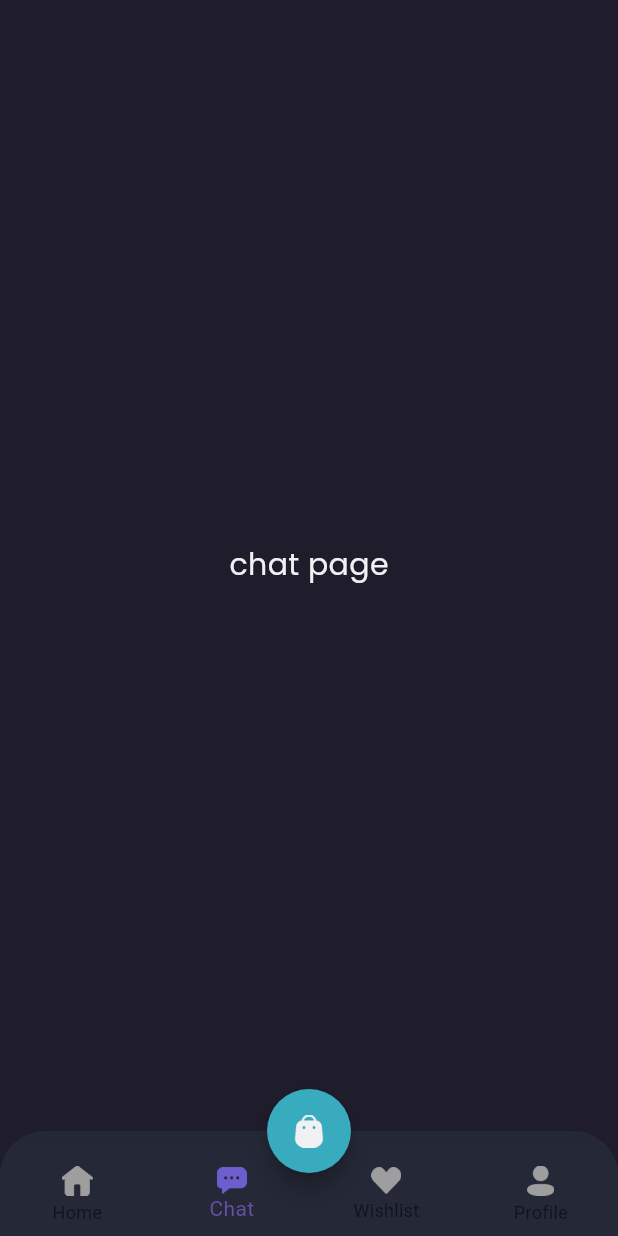
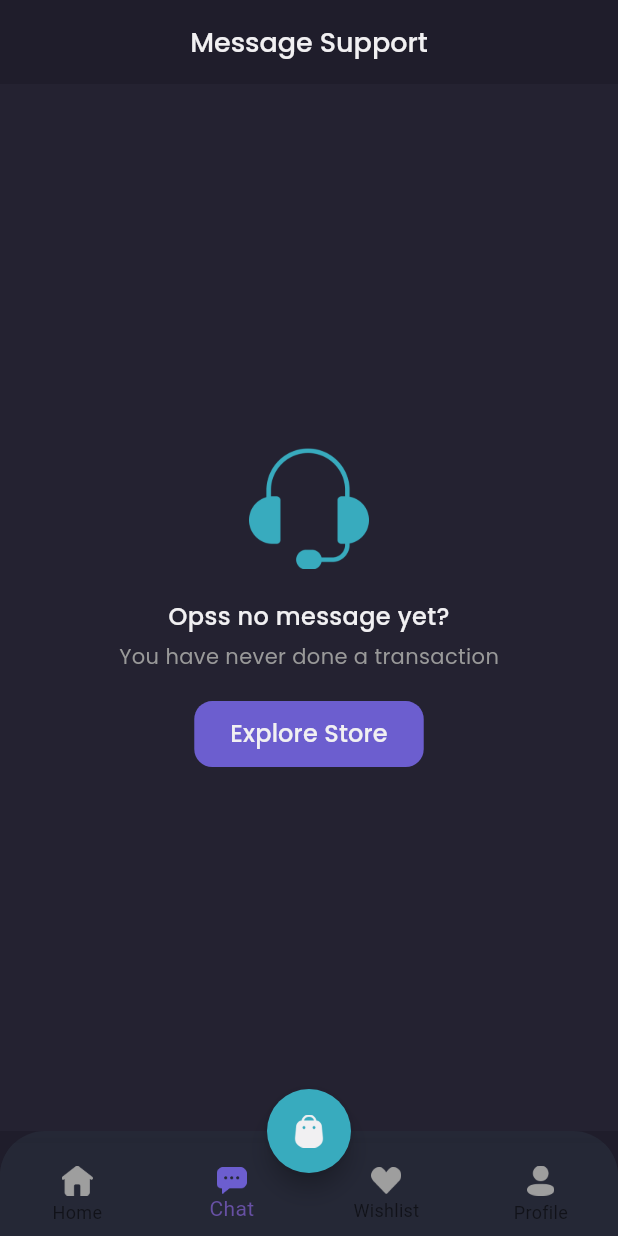
Before and after one commit to Samsulmaarif01/Shamo-Flutter-App, a Flutter app: the MainPage screen opened by its route, item 2 of the bottom bar chosen, on a phone screen of 412 x 824 dp. Run offline on Flutter 3.47's test engine with Material 3 defaults, Android fonts, the phone set to English and light mode, and no system bars; our stand-ins replace google_fonts.

Commit message:
feat(chat_page): Add Content

```diff
--- a/lib/pages/home/chat_page.dart
+++ b/lib/pages/home/chat_page.dart
@@ -1,12 +1,93 @@
 import 'package:flutter/material.dart';
 import 'package:shamo/theme.dart';
+
 class ChatPage extends StatelessWidget {
   const ChatPage({super.key});
 
   @override
   Widget build(BuildContext context) {
-    return Center(
-      child: Text('chat page', style: primaryTextStyle.copyWith(fontSize: 20),),
+    Widget header() {
+      return AppBar(
+        backgroundColor: backgroundColor1,
+        centerTitle: true,
+        title: Text(
+          'Message Support',
+          style: primaryTextStyle.copyWith(
+            fontSize: 18,
+            fontWeight: medium,
+          ),
+        ),
+        elevation: 0,
+        automaticallyImplyLeading: false,
+      );
+    }
+
+    Widget content() {
+      return Expanded(
+        child: Container(
+          width: double.infinity,
+          color: backgroundColor3,
+          child: Column(
+            mainAxisAlignment: MainAxisAlignment.center,
+            children: [
+              Image.asset(
+                'assets/Headset.png',
+                width: 80,
+              ),
+              const SizedBox(
+                height: 20,
+              ),
+              Text(
+                'Opss no message yet?',
+                style: primaryTextStyle.copyWith(
+                  fontSize: 16,
+                  fontWeight: medium,
+                ),
+              ),
+              const SizedBox(
+                height: 5,
+              ),
+              Text(
+                'You have never done a transaction',
+                style: secondaryTextStyle,
+              ),
+              const SizedBox(
+                height: 20,
+              ),
+              SizedBox(
+                height: 44,
+                child: TextButton(
+                  style: TextButton.styleFrom(
+                    padding: const EdgeInsets.symmetric(
+                      horizontal: 24,
+                      vertical: 10,
+                    ),
+                    backgroundColor: primaryColor,
+                    shape: RoundedRectangleBorder(
+                      borderRadius: BorderRadius.circular(12),
+                    ),
+                  ),
+                  onPressed: () {},
+                  child: Text(
+                    'Explore Store',
+                    style: primaryTextStyle.copyWith(
+                      fontSize: 16,
+                      fontWeight: medium,
+                    ),
+                  ),
+                ),
+              ),
+            ],
+          ),
+        ),
+      );
+    }
+
+    return Column(
+      children: [
+        header(),
+        content(),
+      ],
     );
   }
 }
```
Also changed, not shown: assets/Headset.png (added).
